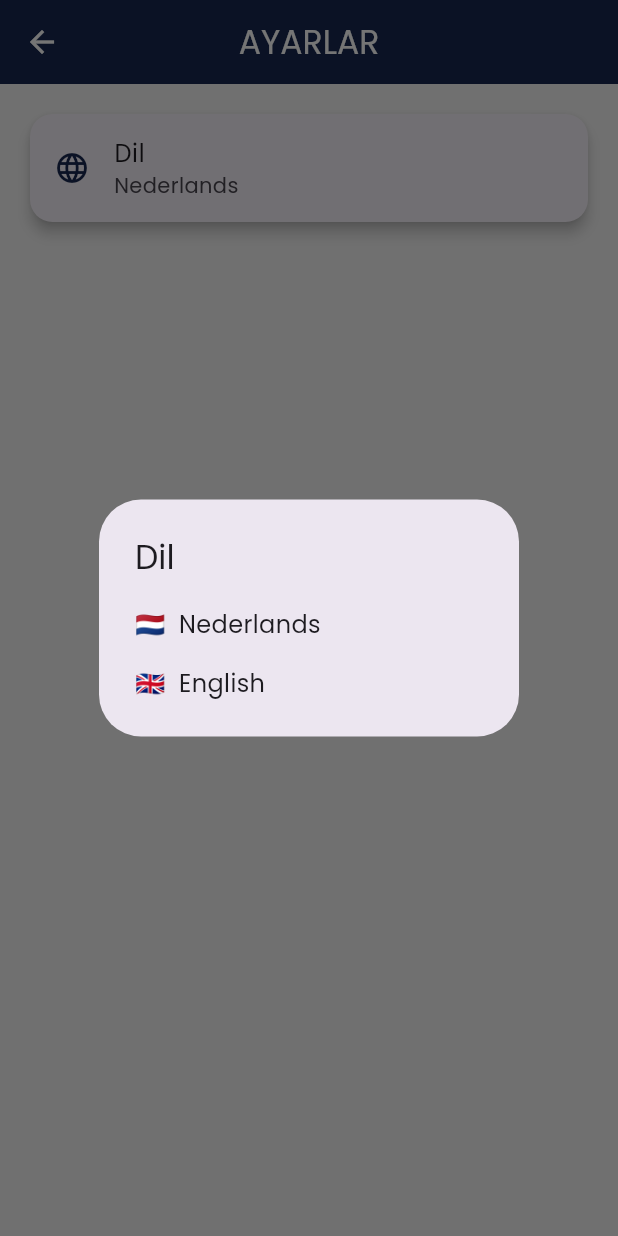
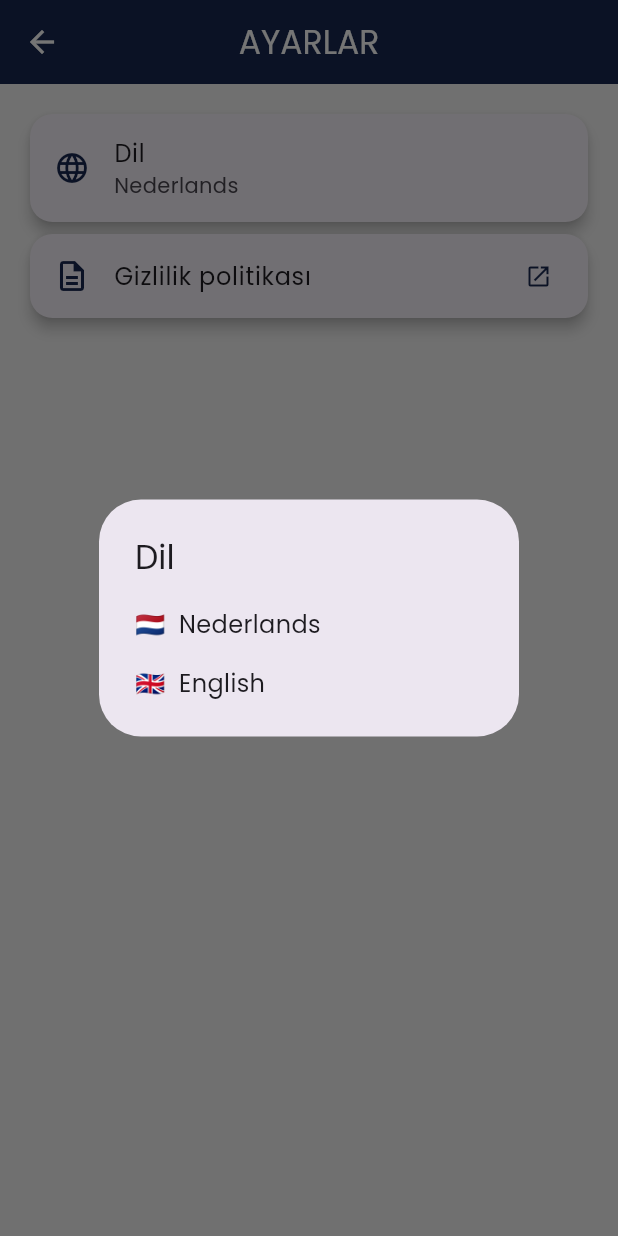
Before and after one commit to Hasancan334/-niversite, a Flutter app: the AyarlarScreen screen opened directly, after a tap on "Dil", on a phone screen of 412 x 824 dp. Run offline on Flutter 3.47's test engine with Material 3 defaults, Android fonts, the phone set to English and light mode, and no system bars; our stand-ins replace cached_network_image, cloud_firestore, firebase_auth, firebase_core, firebase_messaging, flutter_local_notifications and 5 more; accounts and stored records are empty; network calls fail.

Commit message:
Amsterdam: Ayarlar'a gizlilik politikası linki
Co-Authored-By: Claude Opus 5.5 <noreply@anthropic.com>
Claude-Session: https://claude.ai/code/session_01ML44FsgYnaGv5RgtDLXczL

```diff
--- a/lib/screens/ayarlar_screen.dart
+++ b/lib/screens/ayarlar_screen.dart
@@ -1,9 +1,13 @@
 // Amsterdam flavor'u: Ayarlar (dil + reklam gizlilik seçenekleri).
 import 'package:flutter/material.dart';
+import 'package:url_launcher/url_launcher.dart';
 import '../config/app_colors.dart';
 import '../l10n/dil.dart';
 import '../services/consent_service.dart';
 import 'karsilama_screen.dart';
+
+const String _gizlilikPolitikasiUrl =
+    'https://claude.ai/artifact/Q92sYX1EihTvRbrtKvTmrL';
 
 class AyarlarScreen extends StatefulWidget {
   @override
@@ -36,6 +40,17 @@ class _AyarlarScreenState extends State<AyarlarScreen> {
               onTap: () => dilSecimiGoster(context),
             ),
           ),
+          Card(
+            child: ListTile(
+              leading: Icon(Icons.description_outlined, color: AppColors.primary),
+              title: Text(tx('Gizlilik politikası', 'Privacybeleid',
+                  'Privacy policy')),
+              trailing: Icon(Icons.open_in_new,
+                  size: 18, color: AppColors.primary),
+              onTap: () => launchUrl(Uri.parse(_gizlilikPolitikasiUrl),
+                  mode: LaunchMode.externalApplication),
+            ),
+          ),
           // Sadece UMP "required" dediğinde görünür (AB/EER kullanıcıları)
           FutureBuilder<bool>(
             future: _gizlilikGerekli,
```
